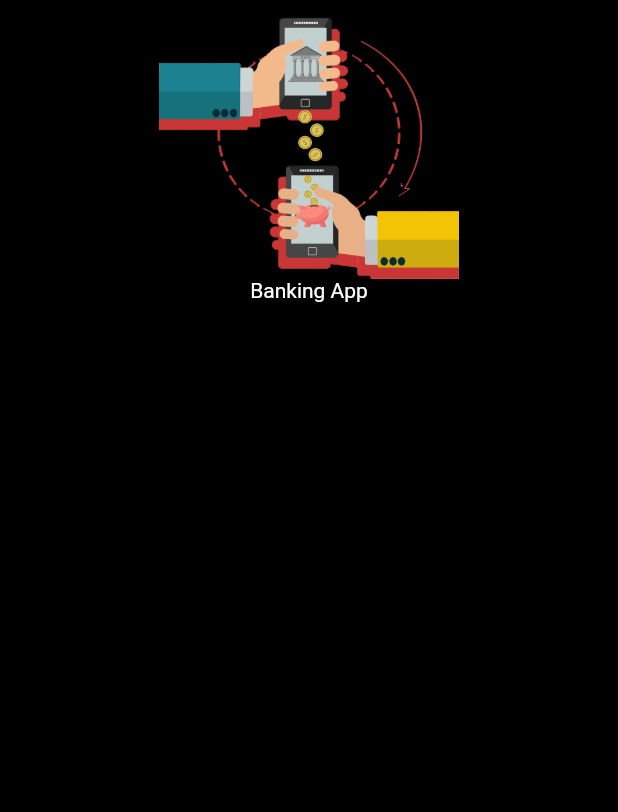
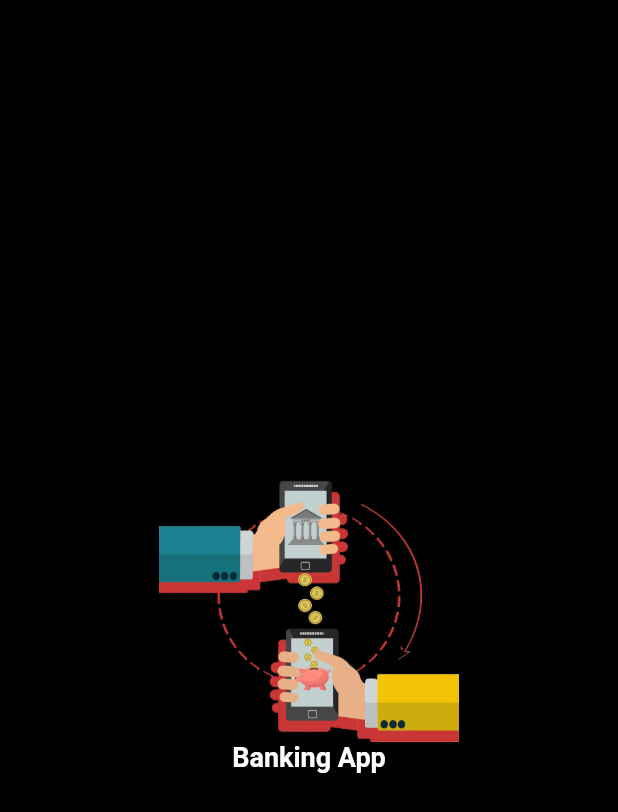
Before and after one commit to ahadjonovss/banking_app, a Flutter app: the SplashPage screen opened directly, on a phone screen of 412 x 824 dp. Shown: the top 812 px of the screen. Run offline on Flutter 3.47's test engine with Material 2 defaults, Android fonts, the phone set to English and light mode, and no system bars; our stand-ins replace dio, equatable, firebase_core, firebase_messaging, flutter_bloc, flutter_local_notifications and 7 more; missing offline and left inert: flutter_material_color_picker, month_year_picker; accounts and stored records are empty.

```diff
--- a/lib/ui/splash/splash_page.dart
+++ b/lib/ui/splash/splash_page.dart
@@ -18,13 +18,12 @@ class SplashPage extends StatelessWidget {
       body: SizedBox(
         height: MediaQuery.of(context).size.height,
         width: MediaQuery.of(context).size.width,
-        child: Center(
-          child: Column(
-            children: [
-              Image.asset(AppImages.logo,width: 200,),
-              const Text("Banking App",style: TextStyle(color: Colors.white),)
-            ],
-          ),
+        child: Column(
+          mainAxisAlignment: MainAxisAlignment.center,
+          children: [
+            Image.asset(AppImages.logo,width: 200,),
+            const Text("Banking App",style: TextStyle(color: Colors.white,fontWeight: FontWeight.w700,fontSize: 18),)
+          ],
         ),
       ),
     );
```
